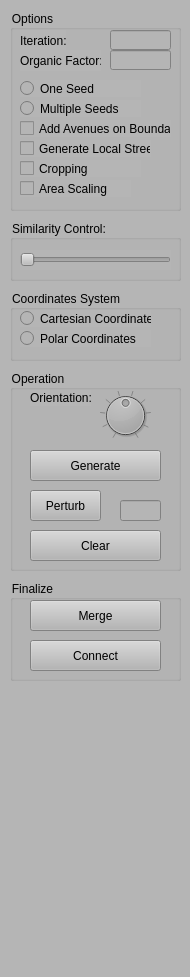
gnishida/StreetDesigner, file StreetDesigner/ControlWidget.ui: the form before one commit.
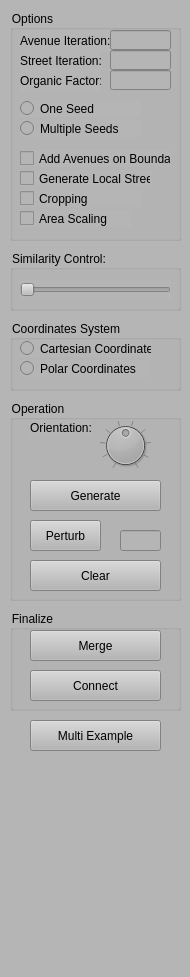
The form after the commit.

Commit message:
Add UShapeRoadGenerator and MultiExRoadGenerator.
ExRoadGenerator is not used any more.

The edit to the form file:
```diff
--- a/StreetDesigner/ControlWidget.ui
+++ b/StreetDesigner/ControlWidget.ui
@@ -24,7 +24,7 @@
     <property name="geometry">
      <rect>
       <x>10</x>
-      <y>370</y>
+      <y>400</y>
       <width>171</width>
       <height>201</height>
      </rect>
@@ -135,7 +135,7 @@
       <x>10</x>
       <y>10</y>
       <width>171</width>
-      <height>201</height>
+      <height>231</height>
      </rect>
     </property>
     <property name="title">
@@ -145,7 +145,7 @@
      <property name="geometry">
       <rect>
        <x>10</x>
-       <y>110</y>
+       <y>140</y>
        <width>151</width>
        <height>17</height>
       </rect>
@@ -159,12 +159,12 @@
       <rect>
        <x>10</x>
        <y>20</y>
-       <width>46</width>
+       <width>91</width>
        <height>21</height>
       </rect>
      </property>
      <property name="text">
-      <string>Iteration:</string>
+      <string>Avenue Iteration:</string>
      </property>
     </widget>
     <widget class="QLineEdit" name="lineEditNumIterations">
@@ -184,7 +184,7 @@
      <property name="geometry">
       <rect>
        <x>10</x>
-       <y>130</y>
+       <y>160</y>
        <width>131</width>
        <height>17</height>
       </rect>
@@ -197,7 +197,7 @@
      <property name="geometry">
       <rect>
        <x>10</x>
-       <y>40</y>
+       <y>60</y>
        <width>81</width>
        <height>21</height>
       </rect>
@@ -210,7 +210,7 @@
      <property name="geometry">
       <rect>
        <x>100</x>
-       <y>40</y>
+       <y>60</y>
        <width>61</width>
        <height>20</height>
       </rect>
@@ -223,7 +223,7 @@
      <property name="geometry">
       <rect>
        <x>10</x>
-       <y>70</y>
+       <y>90</y>
        <width>121</width>
        <height>17</height>
       </rect>
@@ -239,7 +239,7 @@
      <property name="geometry">
       <rect>
        <x>10</x>
-       <y>90</y>
+       <y>110</y>
        <width>121</width>
        <height>17</height>
       </rect>
@@ -255,7 +255,7 @@
      <property name="geometry">
       <rect>
        <x>10</x>
-       <y>150</y>
+       <y>180</y>
        <width>121</width>
        <height>17</height>
       </rect>
@@ -268,7 +268,7 @@
      <property name="geometry">
       <rect>
        <x>10</x>
-       <y>170</y>
+       <y>200</y>
        <width>111</width>
        <height>17</height>
       </rect>
@@ -277,12 +277,38 @@
       <string>Area Scaling</string>
      </property>
     </widget>
+    <widget class="QLabel" name="label_3">
+     <property name="geometry">
+      <rect>
+       <x>10</x>
+       <y>40</y>
+       <width>81</width>
+       <height>21</height>
+      </rect>
+     </property>
+     <property name="text">
+      <string>Street Iteration:</string>
+     </property>
+    </widget>
+    <widget class="QLineEdit" name="lineEditNumStreetIterations">
+     <property name="geometry">
+      <rect>
+       <x>100</x>
+       <y>40</y>
+       <width>61</width>
+       <height>20</height>
+      </rect>
+     </property>
+     <property name="alignment">
+      <set>Qt::AlignRight|Qt::AlignTrailing|Qt::AlignVCenter</set>
+     </property>
+    </widget>
    </widget>
    <widget class="QGroupBox" name="groupBox_4">
     <property name="geometry">
      <rect>
       <x>10</x>
-      <y>290</y>
+      <y>320</y>
       <width>171</width>
       <height>71</height>
      </rect>
@@ -327,7 +353,7 @@
     <property name="geometry">
      <rect>
       <x>10</x>
-      <y>580</y>
+      <y>610</y>
       <width>171</width>
       <height>101</height>
      </rect>
@@ -366,7 +392,7 @@
     <property name="geometry">
      <rect>
       <x>10</x>
-      <y>220</y>
+      <y>250</y>
       <width>171</width>
       <height>61</height>
      </rect>
@@ -391,6 +417,19 @@
      </property>
     </widget>
    </widget>
+   <widget class="QPushButton" name="pushButtonGenerateMultiEx">
+    <property name="geometry">
+     <rect>
+      <x>30</x>
+      <y>720</y>
+      <width>131</width>
+      <height>31</height>
+     </rect>
+    </property>
+    <property name="text">
+     <string>Multi Example</string>
+    </property>
+   </widget>
   </widget>
  </widget>
  <resources/>
```
Left out of the diff: 2 changed lines with no effect on the pictures. The commit also changes 75 other files.
